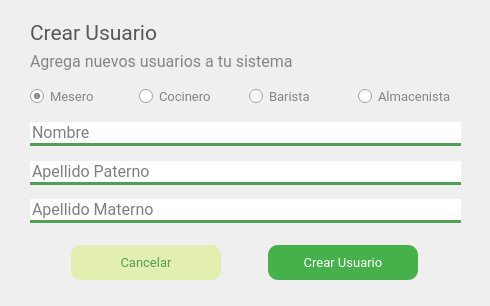
First picture: the form in El-Patio/administrador/admin_crear_usuario.ui, repository MrDanielG/IHC-ElPatio, before the edit.
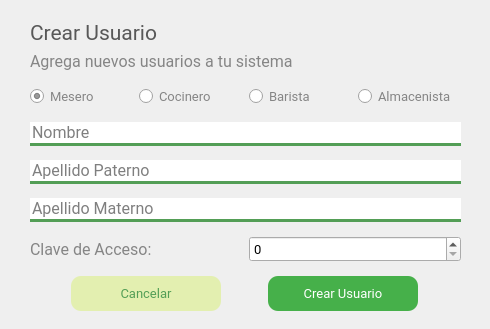
Second picture: the form after the edit.

Commit message: Edit Crear Usuario con clave

Patch:
```diff
--- a/El-Patio/administrador/admin_crear_usuario.ui
+++ b/El-Patio/administrador/admin_crear_usuario.ui
@@ -7,7 +7,7 @@
     <x>0</x>
     <y>0</y>
     <width>490</width>
-    <height>306</height>
+    <height>329</height>
    </rect>
   </property>
   <property name="windowTitle">
@@ -19,7 +19,7 @@
      <x>30</x>
      <y>20</y>
      <width>431</width>
-     <height>260</height>
+     <height>291</height>
     </rect>
    </property>
    <layout class="QVBoxLayout" name="verticalLayout">
@@ -248,6 +248,40 @@
       </property>
      </spacer>
     </item>
+    <item>
+     <layout class="QHBoxLayout" name="horizontalLayout_3">
+      <item>
+       <widget class="QLabel" name="elPatio_4">
+        <property name="font">
+         <font>
+          <family>Roboto</family>
+          <pointsize>12</pointsize>
+         </font>
+        </property>
+        <property name="styleSheet">
+         <string notr="true">color: rgb(133, 133, 133);
+</string>
+        </property>
+        <property name="text">
+         <string>Clave de Acceso:</string>
+        </property>
+       </widget>
+      </item>
+      <item>
+       <widget class="QSpinBox" name="claveUsuario">
+        <property name="font">
+         <font>
+          <family>Roboto</family>
+          <pointsize>10</pointsize>
+         </font>
+        </property>
+        <property name="maximum">
+         <number>9999</number>
+        </property>
+       </widget>
+      </item>
+     </layout>
+    </item>
     <item>
      <spacer name="verticalSpacer_3">
       <property name="orientation">
```
The commit also changes 3 other files.
